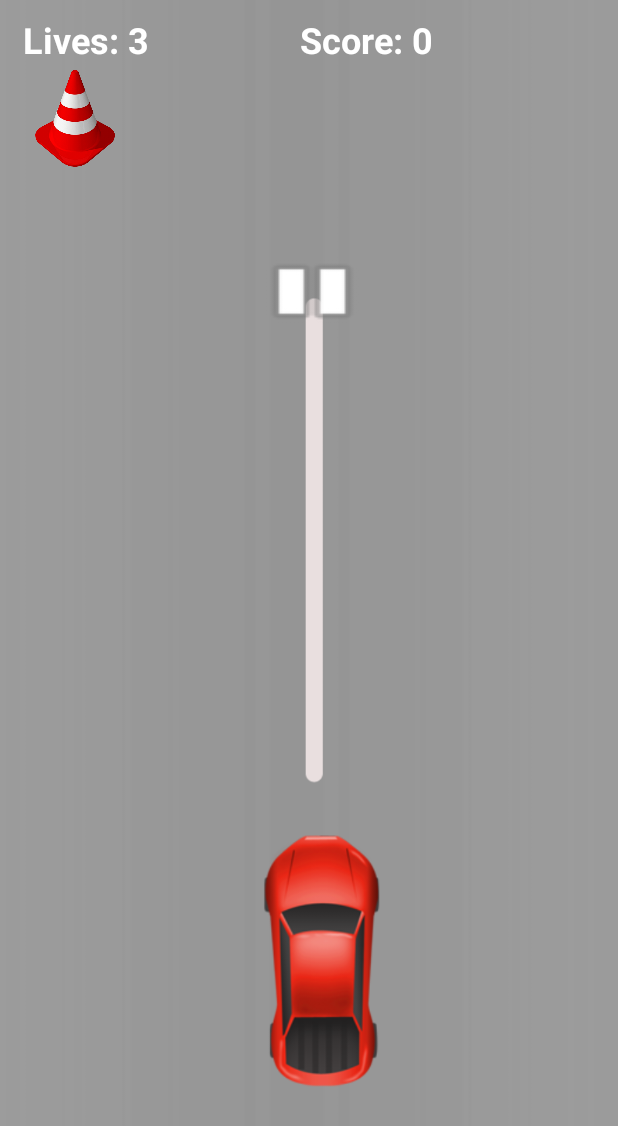
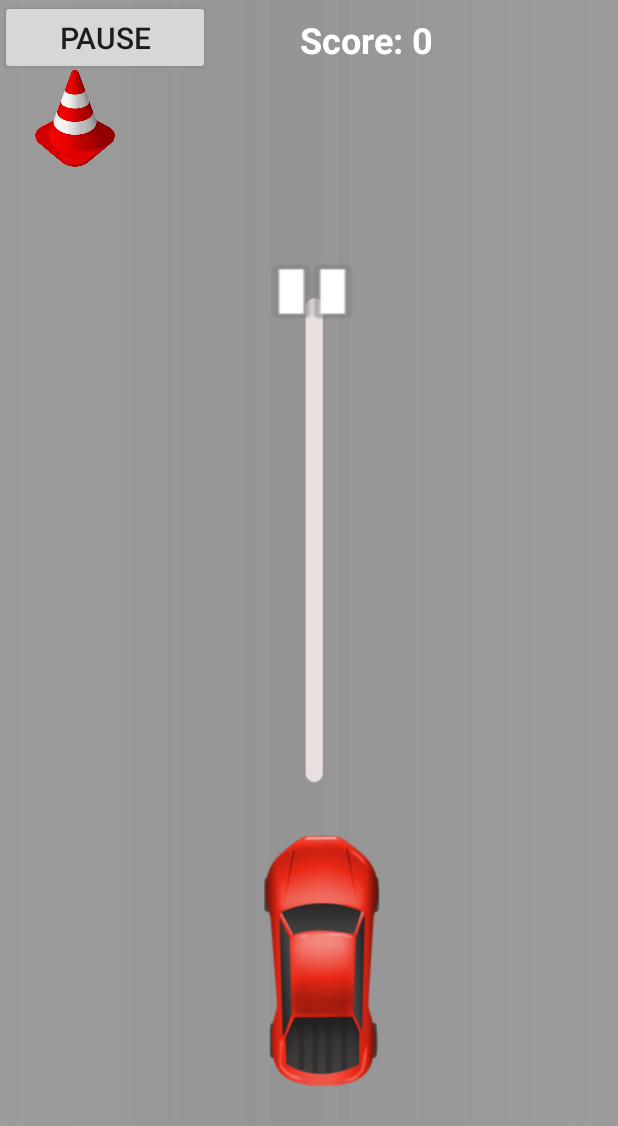
Before and after one commit to aliang30/CS441-Project-6, an Android app: the layout activity_red_car.xml on its own in the app's theme, with its tools: preview values and no code run, on a phone screen of 412 x 824 dp. Shown: the top 1126 px of the screen. Run offline under Robolectric (Android 15) with nearby library versions, the phone set to English and light mode, and no system bars.

Commit message:
Added pause button

```diff
--- a/app/src/main/java/com/example/cs441_project6/RedCar.java
+++ b/app/src/main/java/com/example/cs441_project6/RedCar.java
@@ -56,6 +56,12 @@ public class RedCar extends AppCompatActivity {
     private int score = 0;
     private int lives = 3;
 
+    //Button
+    private Button pauseBtn;
+
+    //Status Check
+    private boolean pause_flg = false;
+
     @Override
     protected void onCreate(Bundle savedInstanceState) {
         super.onCreate(savedInstanceState);
@@ -74,6 +80,8 @@ public class RedCar extends AppCompatActivity {
                 openActivity();
             }
         });
+
+        pauseBtn = (Button) findViewById(R.id.pauseBtn);
 
         car = findViewById(R.id.audi);
         cone = findViewById(R.id.cone);
@@ -226,4 +234,45 @@ public class RedCar extends AppCompatActivity {
         };
     }
 
+    //pause button
+    public void pausePushed(View view) {
+        if (pause_flg == false) {
+            pause_flg = true;
+
+            timer.cancel();
+            timer = null;
+
+            pauseBtn.setText("Start");
+        } else {
+            pause_flg = false;
+
+            pauseBtn.setText("Pause");
+
+            timer = new Timer();
+
+            timer.schedule(new TimerTask() {
+                @Override
+                public void run() {
+                    handler.post(new Runnable() {
+                        @Override
+                        public void run() {
+                            linePos();
+                        }
+                    });
+                }
+            }, 0, 20);
+
+            timer.schedule(new TimerTask() {
+                @Override
+                public void run() {
+                    handler.post(new Runnable() {
+                        @Override
+                        public void run() {
+                            carPos();
+                        }
+                    });
+                }
+            }, 1, 20);
+        }
+    }
 }
--- a/app/src/main/res/layout/activity_main.xml
+++ b/app/src/main/res/layout/activity_main.xml
@@ -50,5 +50,4 @@
         android:textColor="@android:color/white"
         android:textSize="14sp" />
 
-
 </RelativeLayout>
--- a/app/src/main/res/layout/activity_red_car.xml
+++ b/app/src/main/res/layout/activity_red_car.xml
@@ -8,6 +8,16 @@
     android:background="@drawable/cement"
     tools:context=".RedCar">
 
+    <Button
+        android:layout_width="140dp"
+        android:layout_height="50dp"
+        android:text="PAUSE"
+        android:textSize="20sp"
+        app:layout_constraintLeft_toLeftOf="parent"
+        app:layout_constraintRight_toRightOf="parent"
+        app:layout_constraintTop_toTopOf="parent"
+        android:id="@+id/pauseBtn"
+        android:onClick="pausePushed" />
 
     <Button
         android:id="@+id/button"
```
